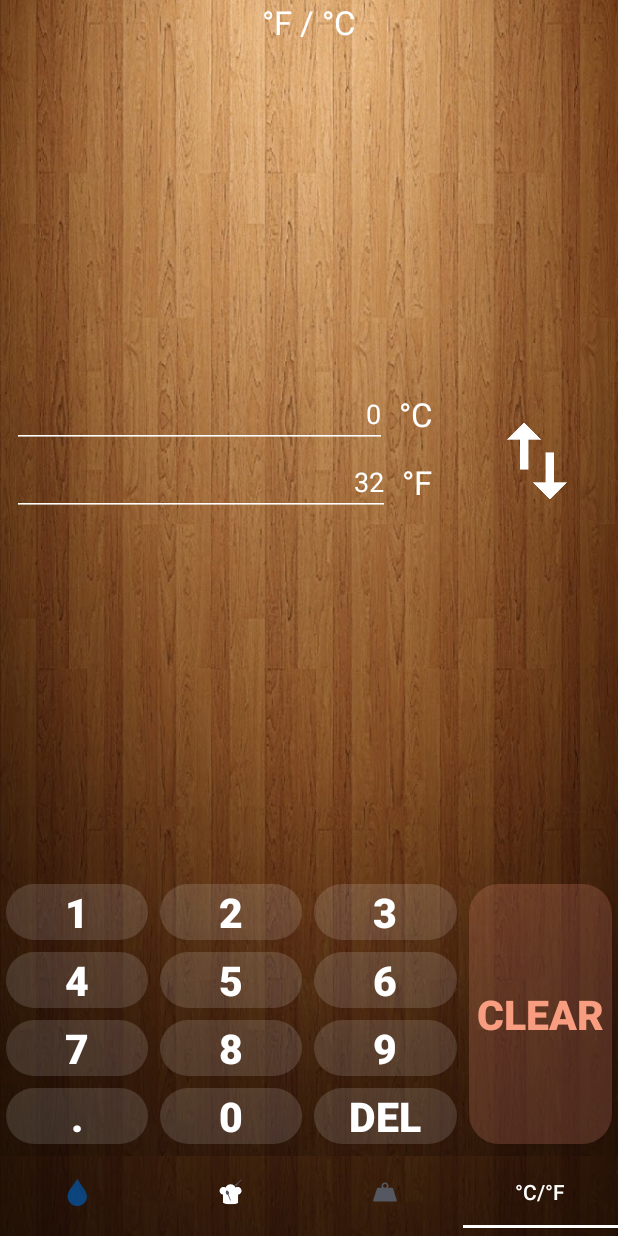
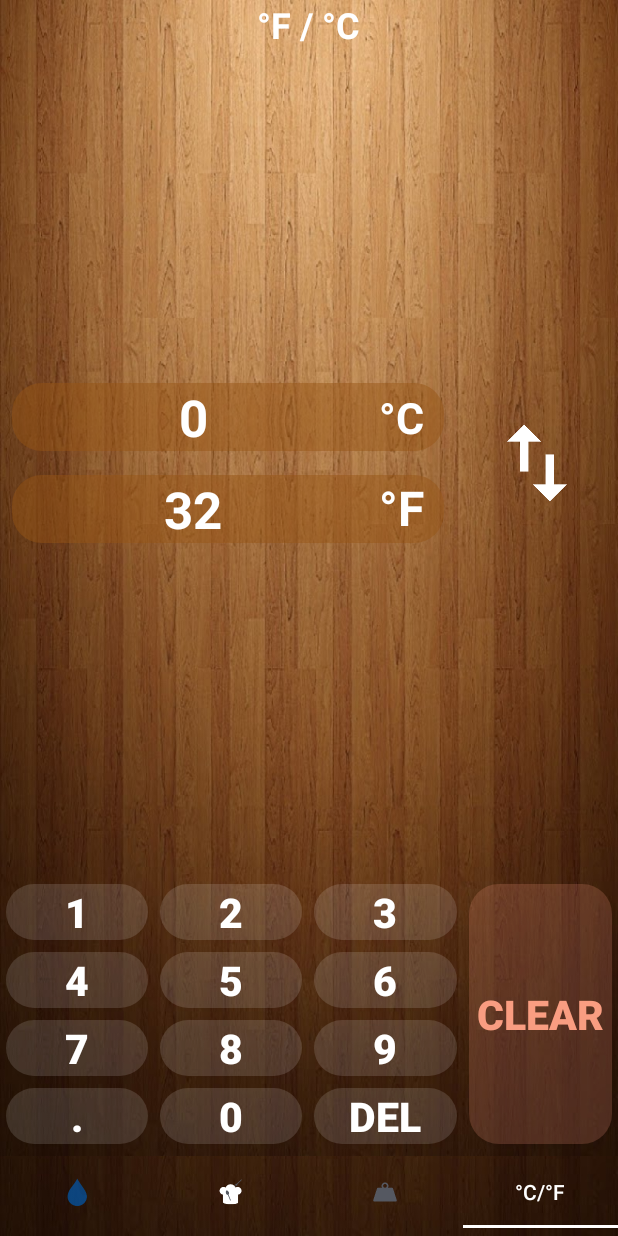
Before and after one commit to ExceptionTeam17/BestCookingConverter, an Android app: the screen it shows after launch (MainActivity), item 4 of the bottom bar chosen, on a phone screen of 412 x 824 dp. Run offline under Robolectric (Android 15) with nearby library versions, the phone set to English and light mode, and no system bars; our stand-ins replace AdMob; 1 statement that could not run was skipped.

Commit message:
temp fragment redesign

```diff
--- a/app/src/main/java/com/exceptionteam17/bestcookingconverter/fragments/TempFragment.java
+++ b/app/src/main/java/com/exceptionteam17/bestcookingconverter/fragments/TempFragment.java
@@ -24,8 +24,7 @@ import java.text.NumberFormat;
 public class TempFragment extends Fragment implements View.OnClickListener{
 
     private View view;
-    private EditText editFrom, editTo;
-    private TextView text1, text2;
+    private TextView text1, text2, editFrom, editTo;
     private boolean isCels;
     private Button btn_1, btn_2, btn_3, btn_4, btn_5, btn_6, btn_7, btn_8, btn_9, btn_0, btn_dot, btn_del, btn_clear;
     private ImageButton arow;
@@ -45,11 +44,11 @@ public class TempFragment extends Fragment implements View.OnClickListener{
         isCels = true;
         editFrom = view.findViewById(R.id.con_edit_1);
         editFrom.setText("0");
-        editFrom.getBackground().setColorFilter(ContextCompat.getColor(view.getContext(), R.color.textColor), PorterDuff.Mode.SRC_ATOP);
+//        editFrom.getBackground().setColorFilter(ContextCompat.getColor(view.getContext(), R.color.textColor), PorterDuff.Mode.SRC_ATOP);
         editTo = view.findViewById(R.id.con_edit_2);
         editTo.setVisibility(View.VISIBLE);
         editTo.setText("0");
-        editTo.getBackground().setColorFilter(ContextCompat.getColor(view.getContext(), R.color.textColor), PorterDuff.Mode.SRC_ATOP);
+//        editTo.getBackground().setColorFilter(ContextCompat.getColor(view.getContext(), R.color.textColor), PorterDuff.Mode.SRC_ATOP);
 
         btn_1 = view.findViewById(R.id.btn_1);
         btn_1.setOnClickListener(this);
--- /dev/null
+++ b/app/src/main/res/drawable/shape_round_values_background.xml
@@ -0,0 +1,7 @@
+<?xml version="1.0" encoding="utf-8"?>
+<shape xmlns:android="http://schemas.android.com/apk/res/android">
+
+    <solid android:color="#77965514"/>
+    <corners
+        android:radius="20dp"/>
+</shape>
--- a/app/src/main/res/layout/convertor_temp_layout.xml
+++ b/app/src/main/res/layout/convertor_temp_layout.xml
@@ -17,7 +17,8 @@
         android:layout_marginEnd="8dp"
         android:layout_marginRight="8dp"
         android:textColor="@color/textColor"
-        android:textSize="22sp"
+        android:textSize="24sp"
+        android:textStyle="bold"
         android:text="@string/temperature"/>
 
     <View
@@ -41,30 +42,42 @@
         android:layout_width="match_parent"
         android:layout_height="wrap_content"
         android:orientation="horizontal"
-        android:layout_marginStart="8dp"
-        android:layout_marginLeft="8dp"
-        android:layout_marginEnd="8dp"
-        android:layout_marginRight="8dp">
+        android:background="@drawable/shape_round_values_background"
+        android:layout_margin="8dp"
+        >
 
-        <EditText
+        <androidx.appcompat.widget.AppCompatTextView
             android:id="@+id/con_edit_1"
             android:layout_width="0dp"
-            android:layout_height="wrap_content"
+            android:layout_height="45dp"
             android:layout_weight="1"
             android:focusable="false"
             android:clickable="false"
             android:focusableInTouchMode="false"
             android:longClickable="false"
             android:text="0"
-            android:textAlignment="textEnd"
             android:textColor="@color/textColor"
-            android:backgroundTint="@color/linesValues"
-            android:layout_gravity="end"/>
+            app:autoSizeTextType="uniform"
+            app:autoSizeMinTextSize="12sp"
+            app:autoSizeMaxTextSize="100sp"
+            android:maxLines="1"
+            android:paddingLeft="5dp"
+            android:gravity="center"
+            android:textStyle="bold"
+            app:autoSizeStepGranularity="1sp"
+            />
 
-        <TextView
+        <androidx.appcompat.widget.AppCompatTextView
             android:id="@+id/text_temp_1"
-            android:layout_width="wrap_content"
-            android:layout_height="wrap_content"
+            android:layout_width="35dp"
+            android:layout_height="45dp"
+            android:paddingRight="5dp"
+            app:autoSizeTextType="uniform"
+            app:autoSizeMinTextSize="12sp"
+            app:autoSizeMaxTextSize="100sp"
+            android:maxLines="1"
+            android:gravity="center"
+            android:textStyle="bold"
             android:layout_gravity="center"
             android:layout_marginStart="8dp"
             android:layout_marginLeft="8dp"
@@ -80,15 +93,14 @@
         android:layout_width="match_parent"
         android:layout_height="wrap_content"
         android:orientation="horizontal"
-        android:layout_marginStart="8dp"
-        android:layout_marginLeft="8dp"
-        android:layout_marginEnd="8dp"
-        android:layout_marginRight="8dp">
+        android:background="@drawable/shape_round_values_background"
+        android:layout_margin="8dp"
+        >
 
-        <EditText
+        <androidx.appcompat.widget.AppCompatTextView
             android:id="@+id/con_edit_2"
             android:layout_width="0dp"
-            android:layout_height="wrap_content"
+            android:layout_height="45dp"
             android:layout_weight="1"
             android:focusable="false"
             android:clickable="false"
@@ -96,13 +108,26 @@
             android:longClickable="false"
             android:text="0"
             android:textColor="@color/textColor"
-            android:backgroundTint="@color/linesValues"
-            android:gravity="end"/>
+            app:autoSizeTextType="uniform"
+            app:autoSizeMinTextSize="12sp"
+            app:autoSizeMaxTextSize="100sp"
+            android:maxLines="1"
+            android:paddingLeft="5dp"
+            android:gravity="center"
+            android:textStyle="bold"
+            app:autoSizeStepGranularity="1sp"
+/>
 
-        <TextView
+        <androidx.appcompat.widget.AppCompatTextView
             android:id="@+id/text_temp_2"
-            android:layout_width="wrap_content"
-            android:layout_height="wrap_content"
+            android:layout_width="35dp"
+            android:layout_height="45dp"
+            android:paddingRight="5dp"
+            app:autoSizeTextType="uniform"
+            app:autoSizeMinTextSize="12sp"
+            app:autoSizeMaxTextSize="100sp"
+            android:maxLines="1"
+            android:textStyle="bold"
             android:layout_gravity="center"
             android:layout_marginStart="8dp"
             android:layout_marginLeft="8dp"
```
